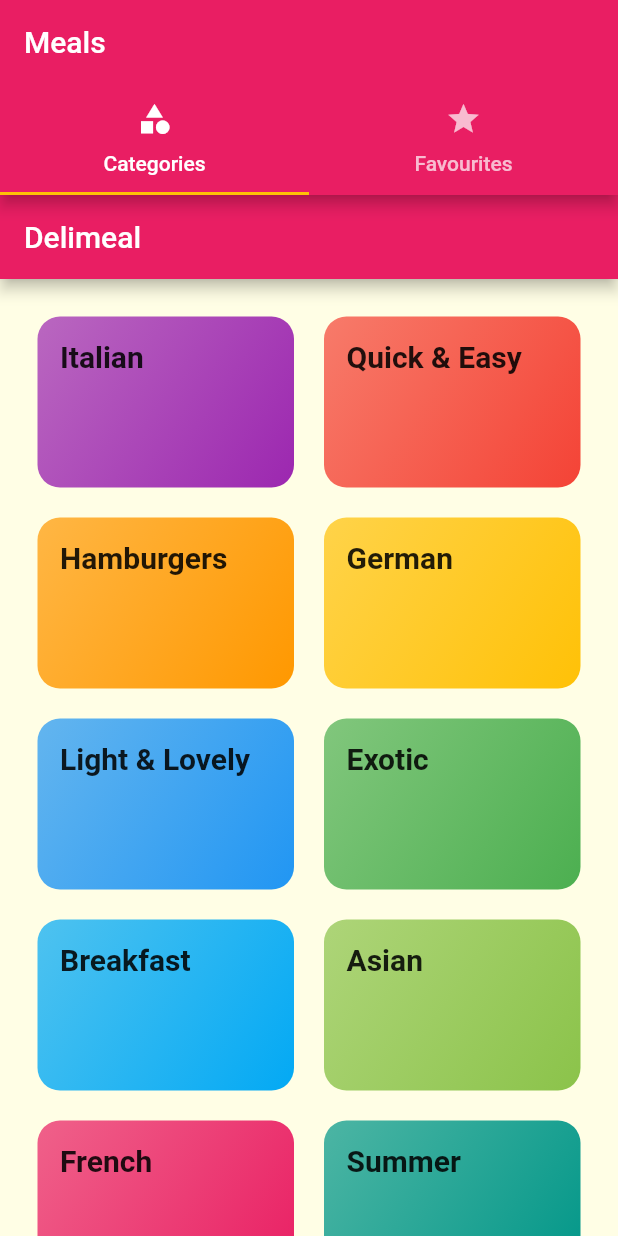
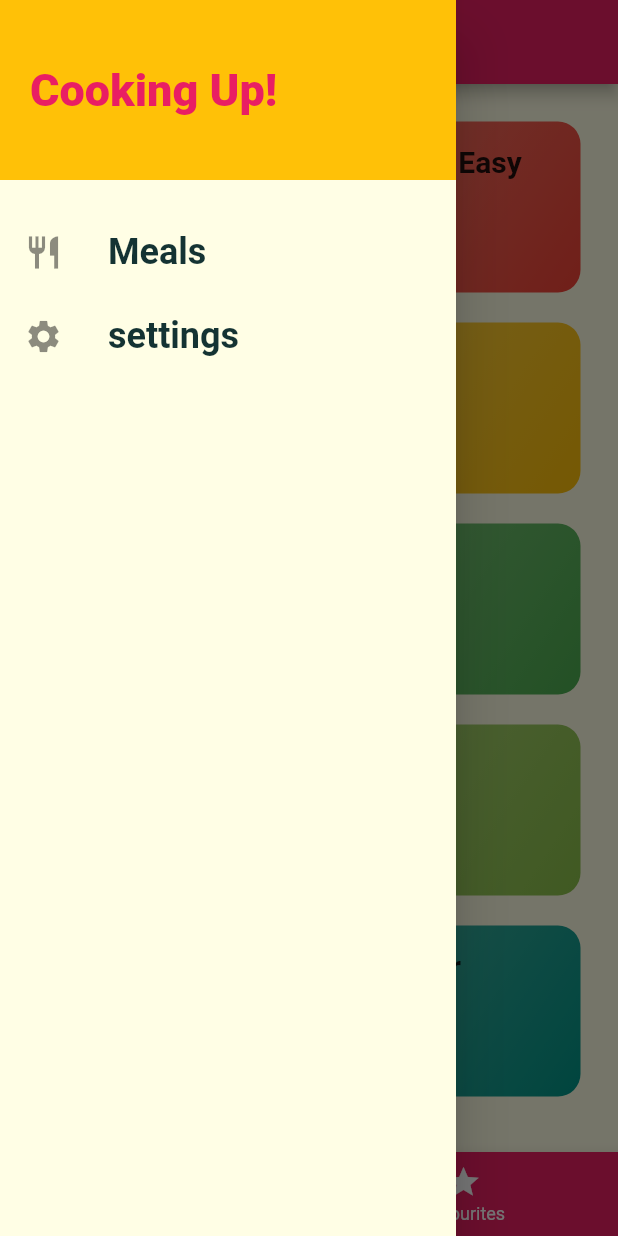
Before and after one commit to GEEPA88/meals-app, a Flutter app: the screen it shows after launch, with the side drawer open (before the commit the screen has no drawer), on a phone screen of 412 x 824 dp. Run offline on Flutter 3.47's test engine with Material 2 defaults, Android fonts, the phone set to English and light mode, and no system bars; Roboto replaces fonts that are missing (Raleway, RobotCondensed, RobotoCondensed).

Commit message:
adding custom drawer

```diff
--- a/lib/screens/categories_screen.dart
+++ b/lib/screens/categories_screen.dart
@@ -5,11 +5,7 @@ import '../widgets/catergory_item.dart';
 class CategoriesScreen extends StatelessWidget {
   @override
   Widget build(BuildContext context) {
-    return Scaffold(
-      appBar: AppBar(
-        title: const Text('Delimeal'),
-      ),
-      body: GridView(
+    return GridView(
       padding: const EdgeInsets.all(25),
       children: DUMMY_CATEGORIES
           .map(
@@ -26,7 +22,6 @@ class CategoriesScreen extends StatelessWidget {
         crossAxisSpacing: 20,
         mainAxisSpacing: 20,
       ),
-      ),
     );
   }
 }
--- a/lib/screens/tabs_screen.dart
+++ b/lib/screens/tabs_screen.dart
@@ -1,5 +1,6 @@
 import 'package:flutter/material.dart';
-import 'package:meals_app/screens/favourites_screen.dart';
+import '../widgets/main_drawer.dart';
+import './favourites_screen.dart';
 import './categories_screen.dart';
 
 class TabsScreen extends StatefulWidget {
@@ -8,34 +9,44 @@ class TabsScreen extends StatefulWidget {
 }
 
 class _TabsScreenState extends State<TabsScreen> {
+  final List<Map<String, Object>> _pages = [
+    {'page': CategoriesScreen(), 'title': 'Categories'},
+    {'page': FavouritesScreen(), 'title': 'Your Favourites'},
+  ];
+
+  int _selectedPageIndex = 0;
+  void _selectPage(int index) {
+    setState(() {
+      _selectedPageIndex = index;
+    });
+  }
+
   @override
   Widget build(BuildContext context) {
-    return DefaultTabController(
-      length: 2,
-      child: Scaffold(
-        appBar: AppBar(
-          title: Text('Meals'),
-          bottom: TabBar(tabs: <Widget>[
-            Tab(
-              icon: Icon(
-                Icons.category,
-              ),
-              text: 'Categories',
-            ),
-            Tab(
-              icon: Icon(
-                Icons.star,
-              ),
-              text: 'Favourites',
-            ),
-          ]),
-        ),
-        body: TabBarView(
-          children: <Widget>[
-            CategoriesScreen(),
-            FavouritesScreen(),
-          ],
-        ),
+    return Scaffold(
+      appBar: AppBar(
+        title: Text(_pages[_selectedPageIndex]['title']),
+      ),
+      drawer: MainDrawer(),
+      body: _pages[_selectedPageIndex]['page'],
+      bottomNavigationBar: BottomNavigationBar(
+        onTap: _selectPage,
+        backgroundColor: Theme.of(context).primaryColor,
+        unselectedItemColor: Colors.white,
+        selectedItemColor: Theme.of(context).accentColor,
+        currentIndex: _selectedPageIndex,
+        type: BottomNavigationBarType.fixed,
+        items: [
+          BottomNavigationBarItem(
+            backgroundColor: Theme.of(context).primaryColor,
+            icon: Icon(Icons.category),
+            label: 'Categories',
+          ),
+          BottomNavigationBarItem(
+              backgroundColor: Theme.of(context).primaryColor,
+              icon: Icon(Icons.star),
+              label: 'Favourites'),
+        ],
       ),
     );
   }
--- /dev/null
+++ b/lib/widgets/main_drawer.dart
@@ -0,0 +1,50 @@
+import 'package:flutter/material.dart';
+
+class MainDrawer extends StatelessWidget {
+  Widget buildListTile(String title, IconData icon) {
+    return ListTile(
+      leading: Icon(
+        icon,
+        size: 26,
+      ),
+      title: Text(
+        title,
+        style: TextStyle(
+          fontFamily: 'RobotoCondensed',
+          fontSize: 24,
+          fontWeight: FontWeight.bold,
+        ),
+      ),
+      onTap: () {},
+    );
+  }
+
+  @override
+  Widget build(BuildContext context) {
+    return Drawer(
+      child: Column(
+        children: <Widget>[
+          Container(
+            height: 120,
+            width: double.infinity,
+            padding: EdgeInsets.all(20),
+            alignment: Alignment.centerLeft,
+            color: Theme.of(context).accentColor,
+            child: Text(
+              'Cooking Up!',
+              style: TextStyle(
+                  fontWeight: FontWeight.w900,
+                  fontSize: 30,
+                  color: Theme.of(context).primaryColor),
+            ),
+          ),
+          SizedBox(
+            height: 20,
+          ),
+          buildListTile('Meals', Icons.restaurant),
+          buildListTile('settings', Icons.settings),
+        ],
+      ),
+    );
+  }
+}
```
Lines whose indentation alone changed are shown as unchanged.
